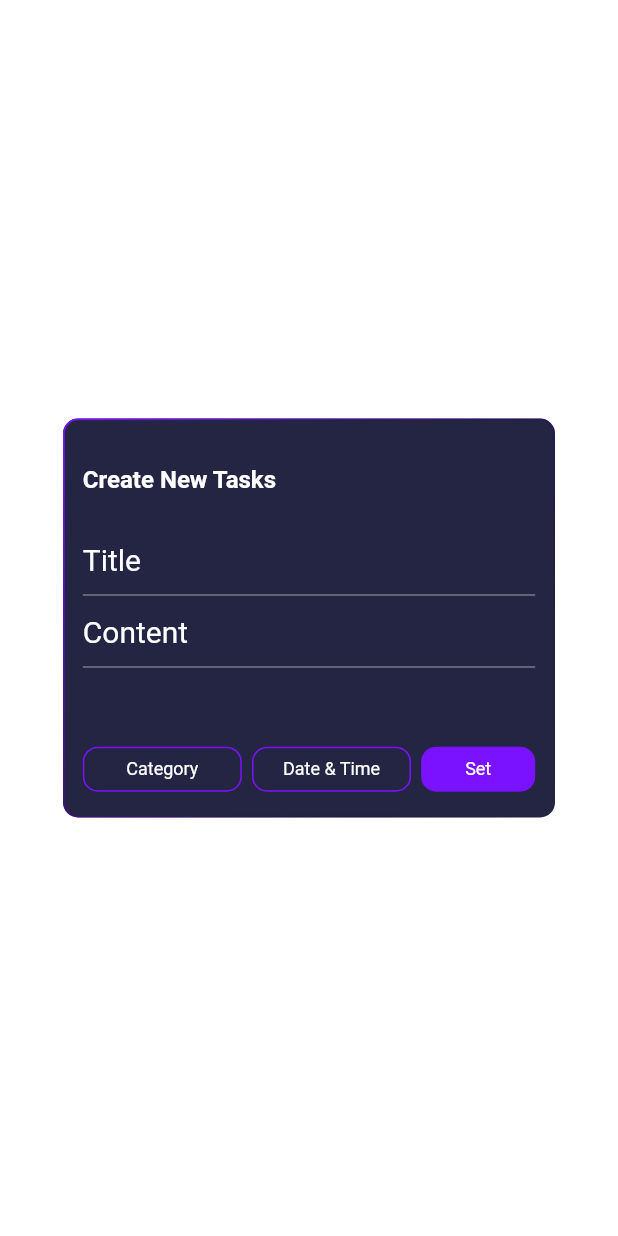
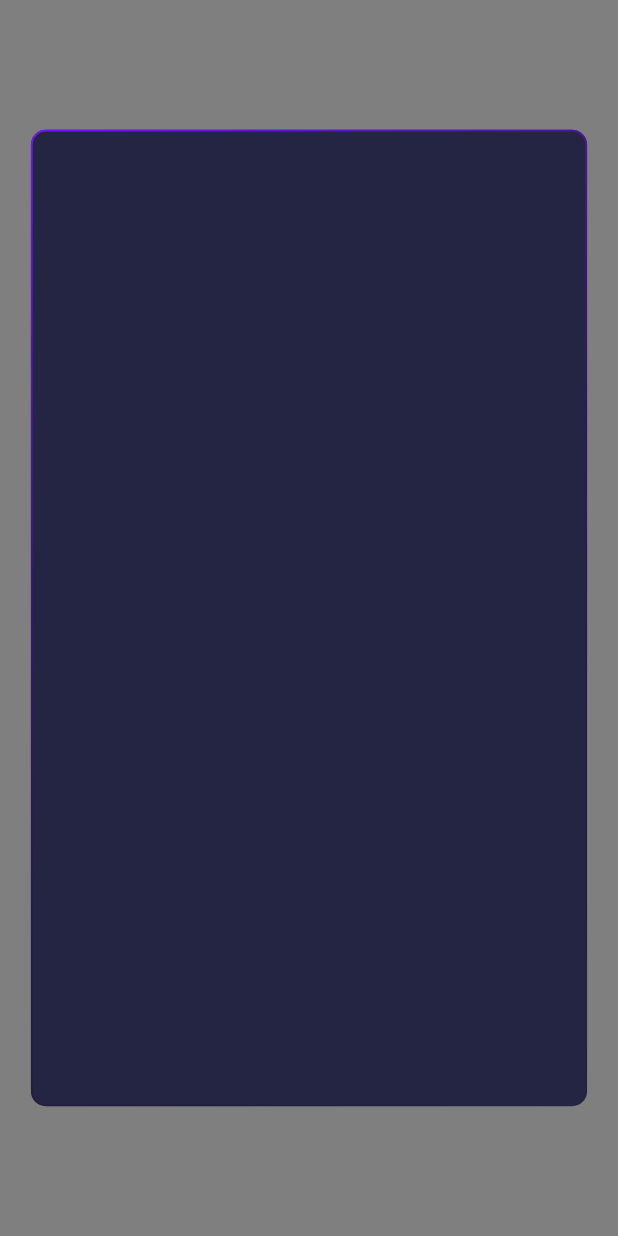
Before and after one commit to KarimHesham23/To-Do-List-Project, a Flutter app: the CreateTaskDialog screen opened directly, after a tap on "Date & Time", on a phone screen of 412 x 824 dp. Run offline on Flutter 3.47's test engine with Material 2 defaults, Android fonts, the phone set to English and light mode, and no system bars; our stand-ins replace animated_text_kit, flutter_bloc, font_awesome_flutter, get_it, go_router, google_fonts and 3 more; accounts and stored records are empty.

Commit message:
create calender dialog

```diff
--- /dev/null
+++ b/to_do_list_app/lib/core/helpers/function.dart
@@ -0,0 +1,30 @@
+import 'package:flutter/material.dart';
+
+abstract class AppFuctions {
+  static Future<void> createGeneralDialog(BuildContext context,
+      {required String barrierLabel, required Widget dialogWidget}) async {
+    await showGeneralDialog(
+      useRootNavigator: true,
+      transitionDuration: const Duration(milliseconds: 500),
+      transitionBuilder: (context, animation, secondaryAnimation, child) {
+        Tween<Offset> animtionDialog =
+            Tween(begin: const Offset(0, -1), end: const Offset(0, 0));
+        return SlideTransition(
+          position: animtionDialog.animate(
+            CurvedAnimation(
+              parent: animation,
+              curve: Curves.easeInOutCubicEmphasized,
+            ),
+          ),
+          child: child,
+        );
+      },
+      barrierDismissible: true,
+      barrierLabel: barrierLabel,
+      context: context,
+      pageBuilder: (context, animation, secondaryAnimation) {
+        return dialogWidget;
+      },
+    );
+  }
+}
--- a/to_do_list_app/lib/core/widgets/custom_app_bar.dart
+++ b/to_do_list_app/lib/core/widgets/custom_app_bar.dart
@@ -1,6 +1,8 @@
 import 'package:flutter/material.dart';
+import 'package:shared_preferences/shared_preferences.dart';
 import 'package:to_do_list_app/constants.dart';
 import 'package:to_do_list_app/core/utils/assets.dart';
+import 'package:to_do_list_app/core/utils/get_locator.dart';
 import 'package:to_do_list_app/core/utils/styles.dart';
 import 'package:to_do_list_app/core/widgets/custom_frame_app_bar.dart';
 
@@ -52,7 +54,9 @@ class _CustomAppBarState extends State<CustomAppBar> {
                 hintText: "Search",
                 hintStyle: Styles.styleText14.copyWith(color: Colors.grey),
                 prefixIcon: IconButton(
-                  onPressed: () {},
+                  onPressed: () {
+                    getIt.get<SharedPreferences>().clear();
+                  },
                   icon: const Icon(
                     Icons.arrow_back,
                     size: 26,
--- a/to_do_list_app/lib/core/widgets/custom_frame_container.dart
+++ b/to_do_list_app/lib/core/widgets/custom_frame_container.dart
@@ -9,14 +9,17 @@ class CustomFrameContainer extends StatelessWidget {
     required this.height,
     required this.width,
     this.borderColor = kSpecialColor,
+    this.margin,
   });
   final Widget child;
   final double height;
   final double width;
   final Color borderColor;
+  final EdgeInsetsGeometry? margin;
   @override
   Widget build(BuildContext context) {
     return Container(
+        margin: margin,
         height: height,
         width: width,
         decoration: BoxDecoration(
--- a/to_do_list_app/lib/features/create_task/presentation/views/widgets/action_button_section.dart
+++ b/to_do_list_app/lib/features/create_task/presentation/views/widgets/action_button_section.dart
@@ -1,4 +1,6 @@
 import 'package:flutter/material.dart';
+import 'package:to_do_list_app/core/helpers/function.dart';
+import 'package:to_do_list_app/core/widgets/custom_frame_container.dart';
 import 'package:to_do_list_app/features/create_task/presentation/views/widgets/custom_button.dart';
 
 class ActionButtonsSection extends StatelessWidget {
@@ -20,7 +22,11 @@ class ActionButtonsSection extends StatelessWidget {
           contentButton: "Date & Time",
           checkFill: false,
           width: 106,
-          onTap: () {},
+          onTap: () {
+            AppFuctions.createGeneralDialog(context,
+                barrierLabel: "date and time",
+                dialogWidget: const DateTimeDialog());
+          },
         ),
         CustomButton(
           contentButton: "Set",
@@ -32,3 +38,22 @@ class ActionButtonsSection extends StatelessWidget {
     );
   }
 }
+
+class DateTimeDialog extends StatelessWidget {
+  const DateTimeDialog({super.key});
+
+  @override
+  Widget build(BuildContext context) {
+    return Center(
+      child: CustomFrameContainer(
+        height: MediaQuery.of(context).size.height * 0.79,
+        width: MediaQuery.of(context).size.width * 0.9,
+        child: const Scaffold(
+          resizeToAvoidBottomInset: false,
+          backgroundColor: Colors.transparent,
+          body: SizedBox(),
+        ),
+      ),
+    );
+  }
+}
--- a/to_do_list_app/lib/features/create_task/presentation/views/widgets/create_task_dialog.dart
+++ b/to_do_list_app/lib/features/create_task/presentation/views/widgets/create_task_dialog.dart
@@ -7,16 +7,21 @@ class CreateTaskDialog extends StatelessWidget {
 
   @override
   Widget build(BuildContext context) {
-    return const Center(
+    return Center(
+      child: SafeArea(
         child: CustomFrameContainer(
+          margin: EdgeInsets.only(
+            bottom: MediaQuery.of(context).viewInsets.bottom,
+          ),
           height: 266,
           width: 328,
-        child: Scaffold(
+          child: const Scaffold(
             resizeToAvoidBottomInset: false,
             backgroundColor: Colors.transparent,
             body: CreateTaskBody(),
           ),
         ),
+      ),
     );
   }
 }
--- a/to_do_list_app/lib/features/start/presentation/views/widgets/custom_border_text_form_filed.dart
+++ b/to_do_list_app/lib/features/start/presentation/views/widgets/custom_border_text_form_filed.dart
@@ -41,7 +41,7 @@ class CustomBorderTextFormFiled extends StatelessWidget {
         focusedBorder: OutlineInputBorder(
           borderRadius: BorderRadius.circular(10),
           borderSide: const BorderSide(
-            color: Color(0xff2196F3),
+            color: kSpecialColor,
           ),
         ),
       ),
--- a/to_do_list_app/lib/features/start/presentation/views/widgets/icons_list_view.dart
+++ b/to_do_list_app/lib/features/start/presentation/views/widgets/icons_list_view.dart
@@ -12,6 +12,12 @@ class IconsListView extends StatefulWidget {
 }
 
 class _IconsListViewState extends State<IconsListView> {
+  @override
+  void initState() {
+    getIt.get<SharedPreferences>().setInt(knumberIcon, 1);
+    super.initState();
+  }
+
   int actiavteCounter = 0;
   List<String> allIcons() {
     List<String> icons = [];
--- a/to_do_list_app/lib/features/start/presentation/views/widgets/sign_in_dialog.dart
+++ b/to_do_list_app/lib/features/start/presentation/views/widgets/sign_in_dialog.dart
@@ -8,6 +8,7 @@ class SignInDialog extends StatelessWidget {
   @override
   Widget build(BuildContext context) {
     return Center(
+      child: SafeArea(
         child: Container(
           height: MediaQuery.of(context).size.height * 0.78,
           margin: EdgeInsets.only(
@@ -24,7 +25,8 @@ class SignInDialog extends StatelessWidget {
             color: kPrimaryColor.withOpacity(0.97),
             boxShadow: [
               BoxShadow(
-              color: kSpecialColor.withOpacity(0.5), // Shadow color and opacity
+                color:
+                    kSpecialColor.withOpacity(0.5), // Shadow color and opacity
                 spreadRadius: 5, // Spread radius
                 blurRadius: 10, // Blur radius
                 offset: const Offset(0, 3), // Offset from top left
@@ -37,6 +39,7 @@ class SignInDialog extends StatelessWidget {
             body: SginInBody(),
           ),
         ),
+      ),
     );
   }
 }
--- a/to_do_list_app/lib/features/start/presentation/views/widgets/sign_in_form.dart
+++ b/to_do_list_app/lib/features/start/presentation/views/widgets/sign_in_form.dart
@@ -79,7 +79,7 @@ class _SginInFormState extends State<SginInForm> {
     );
   }
 
-  void validataMethod(BuildContext context) {
+  void validataMethod(BuildContext context) async {
     if (fromKey.currentState!.validate()) {
       fromKey.currentState!.save();
       getIt.get<SharedPreferences>().setString(kUserName, userName!);
--- a/to_do_list_app/lib/features/tasks/presentation/views/tasks_view.dart
+++ b/to_do_list_app/lib/features/tasks/presentation/views/tasks_view.dart
@@ -8,6 +8,7 @@ class TasksView extends StatelessWidget {
   @override
   Widget build(BuildContext context) {
     return const Scaffold(
+      resizeToAvoidBottomInset: false,
       body: TaskViewBody(),
     );
   }
```
Also changed, not shown: to_do_list_app/lib/features/start/presentation/views/widgets/animation_button.dart (+3 -26 lines), to_do_list_app/lib/features/tasks/presentation/views/widgets/new_task_button.dart (+6 -26 lines). Lines whose indentation alone changed are shown as unchanged.
